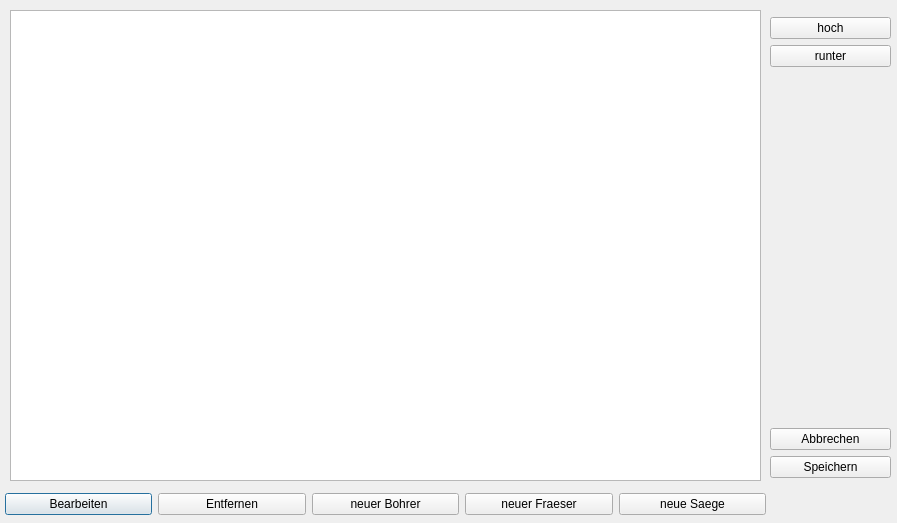
TischlerWilly/postprozessor, file dialog_wkz.ui: the form before one commit.
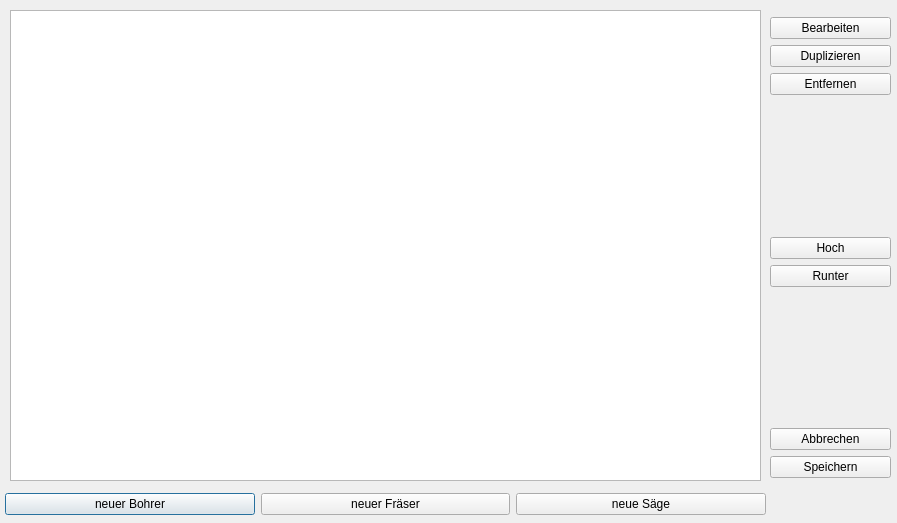
The form after the commit.

What changed in the file:
```diff
--- a/dialog_wkz.ui
+++ b/dialog_wkz.ui
@@ -33,20 +33,6 @@
     </rect>
    </property>
    <layout class="QHBoxLayout" name="horizontalLayout">
-    <item>
-     <widget class="QPushButton" name="pushButton_bearbeiten">
-      <property name="text">
-       <string>Bearbeiten</string>
-      </property>
-     </widget>
-    </item>
-    <item>
-     <widget class="QPushButton" name="pushButton_entfernen">
-      <property name="text">
-       <string>Entfernen</string>
-      </property>
-     </widget>
-    </item>
     <item>
      <widget class="QPushButton" name="pushButton_neu_bohrer">
       <property name="text">
@@ -57,14 +43,14 @@
     <item>
      <widget class="QPushButton" name="pushButton_neu_fraeser">
       <property name="text">
-       <string>neuer Fraeser</string>
+       <string>neuer Fräser</string>
       </property>
      </widget>
     </item>
     <item>
      <widget class="QPushButton" name="pushButton_neu_saege">
       <property name="text">
-       <string>neue Saege</string>
+       <string>neue Säge</string>
       </property>
      </widget>
     </item>
@@ -80,13 +66,47 @@
     </rect>
    </property>
    <layout class="QVBoxLayout" name="verticalLayout">
+    <item>
+     <widget class="QPushButton" name="pushButton_bearbeiten">
+      <property name="text">
+       <string>Bearbeiten</string>
+      </property>
+     </widget>
+    </item>
+    <item>
+     <widget class="QPushButton" name="pushButton_duplizieren">
+      <property name="text">
+       <string>Duplizieren</string>
+      </property>
+     </widget>
+    </item>
+    <item>
+     <widget class="QPushButton" name="pushButton_entfernen">
+      <property name="text">
+       <string>Entfernen</string>
+      </property>
+     </widget>
+    </item>
+    <item>
+     <spacer name="verticalSpacer_2">
+      <property name="orientation">
+       <enum>Qt::Vertical</enum>
+      </property>
+      <property name="sizeHint" stdset="0">
+       <size>
+        <width>20</width>
+        <height>40</height>
+       </size>
+      </property>
+     </spacer>
+    </item>
     <item>
      <widget class="QPushButton" name="pushButton_hoch">
       <property name="toolTip">
        <string>&lt;html&gt;&lt;head/&gt;&lt;body&gt;&lt;p&gt;Die Reihenfolge der Werkzeuge legt ihre Priorität fest. Ein weiter oben stehendes  Werkzeug wird bevorzugt.&lt;/p&gt;&lt;/body&gt;&lt;/html&gt;</string>
       </property>
       <property name="text">
-       <string>hoch</string>
+       <string>Hoch</string>
       </property>
      </widget>
     </item>
@@ -96,7 +116,7 @@
        <string>&lt;html&gt;&lt;head/&gt;&lt;body&gt;&lt;p&gt;Die Reihenfolge der Werkzeuge legt ihre Priorität fest. Ein weiter oben stehendes  Werkzeug wird bevorzugt.&lt;/p&gt;&lt;/body&gt;&lt;/html&gt;</string>
       </property>
       <property name="text">
-       <string>runter</string>
+       <string>Runter</string>
       </property>
      </widget>
     </item>
```
Left out of the diff: 14 changed lines with no effect on the pictures.
